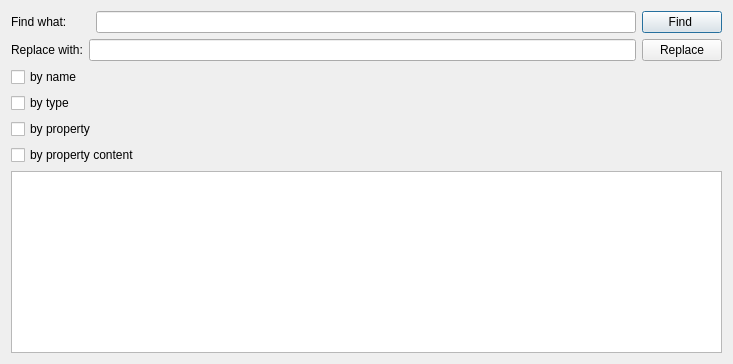
This is qrgui/dialogs/findReplaceDialog.ui in qreal/qreal as Qt 5 draws it before an edit. The edited form follows.
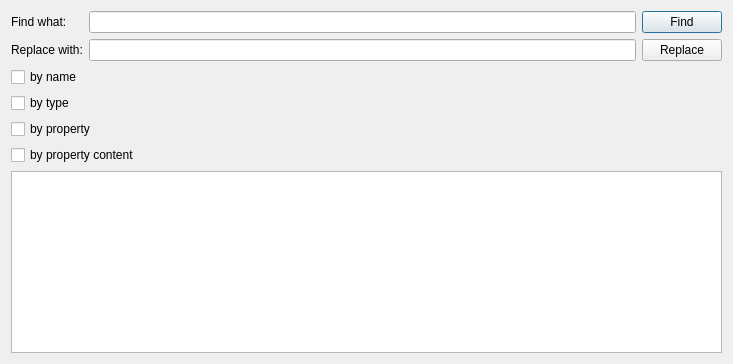
This is the edited form.

Patch:
```diff
--- a/qrgui/dialogs/findReplaceDialog.ui
+++ b/qrgui/dialogs/findReplaceDialog.ui
@@ -16,31 +16,19 @@
   <layout class="QGridLayout" name="gridLayout">
    <item row="0" column="0">
     <layout class="QGridLayout" name="mMainLayout">
-     <item row="0" column="0">
+     <item row="0" column="1">
       <layout class="QVBoxLayout" name="mCentralLayout">
        <item>
-        <layout class="QHBoxLayout" name="mFindLayout">
+        <layout class="QHBoxLayout" name="mRequestLayout">
+         <item>
+          <layout class="QVBoxLayout" name="mLabelLayout">
          <item>
           <widget class="QLabel" name="mFindLabel">
            <property name="text">
-            <string>Find what:       </string>
+              <string>Find what:</string>
            </property>
           </widget>
          </item>
-         <item>
-          <widget class="QLineEdit" name="mFindEdit"/>
-         </item>
-         <item>
-          <widget class="QPushButton" name="mFindButton">
-           <property name="text">
-            <string>   Find    </string>
-           </property>
-          </widget>
-         </item>
-        </layout>
-       </item>
-       <item>
-        <layout class="QHBoxLayout" name="mReplaceLayout">
          <item>
           <widget class="QLabel" name="mReplaceLabel">
            <property name="text">
@@ -48,15 +36,35 @@
            </property>
           </widget>
          </item>
+          </layout>
+         </item>
+         <item>
+          <layout class="QVBoxLayout" name="mEditLayout">
+           <item>
+            <widget class="QLineEdit" name="mFindEdit"/>
+           </item>
          <item>
           <widget class="QLineEdit" name="mReplaceEdit"/>
          </item>
+          </layout>
+         </item>
+         <item>
+          <layout class="QVBoxLayout" name="mButtonLayout">
+           <item>
+            <widget class="QPushButton" name="mFindButton">
+             <property name="text">
+              <string>Find</string>
+             </property>
+            </widget>
+           </item>
          <item>
           <widget class="QPushButton" name="mReplaceButton">
            <property name="text">
             <string>Replace</string>
            </property>
           </widget>
+           </item>
+          </layout>
          </item>
         </layout>
        </item>
```
Lines whose indentation alone changed are shown as unchanged.
